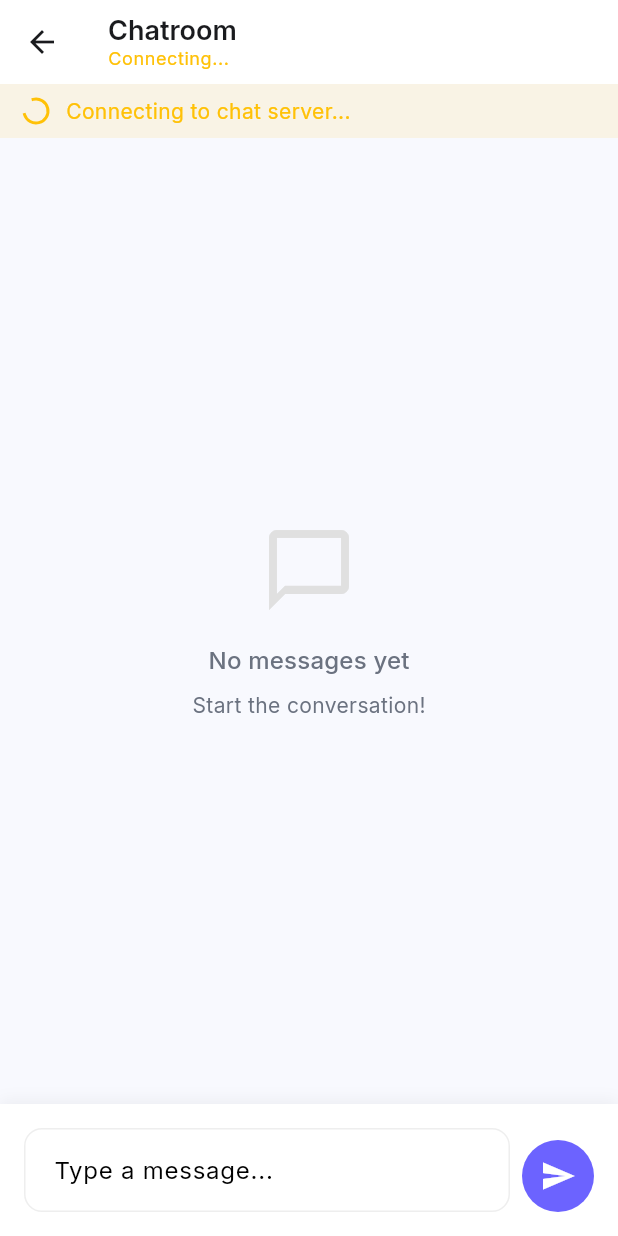
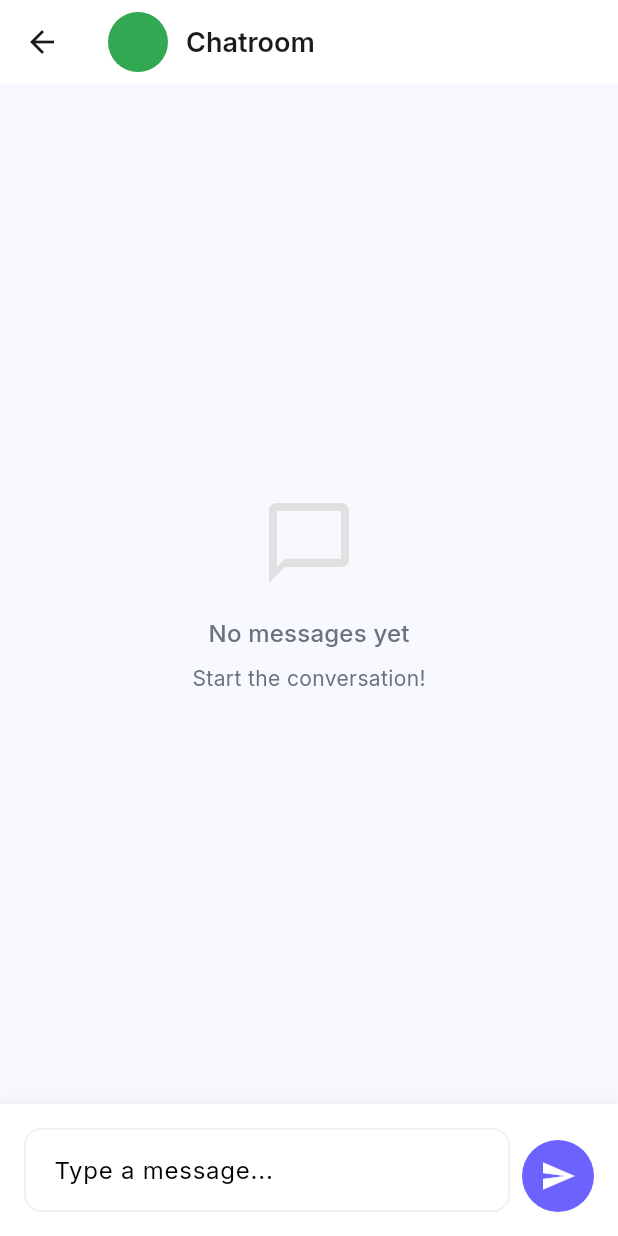
Before and after one commit to h0pemaker/minimal_websocket_client, a Flutter app: the ChatScreen screen opened directly with empty values, on a phone screen of 412 x 824 dp. Run offline on Flutter 3.47's test engine with Material 3 defaults, Android fonts, the light colour scheme and no system bars; our stand-ins replace google_fonts, shared_preferences, visibility_detector; missing offline and left inert: stomp_dart_client; accounts and stored records are empty.

Commit message:
Task: Implemented websocketclient initialization on app launch, removed the implementation from chat_screen, Task: create chatroom and add member to chatroom buttons added

```diff
--- a/lib/screens/chat_screen.dart
+++ b/lib/screens/chat_screen.dart
@@ -27,24 +27,11 @@ class _ChatScreenState extends State<ChatScreen> {
   final List<Message> _messages = [];
   final TextEditingController _messageController = TextEditingController();
   final ScrollController _scrollController = ScrollController();
-  bool _isConnecting = true;
 
   @override
   void initState() {
     super.initState();
-    _initializeWebSocket();
-  }
-
-  void _initializeWebSocket() {
-    widget.webSocketService.initialize(
-      userId: widget.userId,
-      onMessageReceived: _handleMessageReceived,
-      onConnected: () {
-        if (mounted) {
-          setState(() => _isConnecting = false);
-        }
-      },
-    );
+    widget.webSocketService.onMessageReceived = _handleMessageReceived;
   }
 
   void _handleMessageReceived(Message message) {
@@ -103,17 +90,28 @@ class _ChatScreenState extends State<ChatScreen> {
           icon: const Icon(Icons.arrow_back),
           onPressed: widget.onBack,
         ),
-        title: Column(
-          crossAxisAlignment: CrossAxisAlignment.start,
+        title: Row(
           children: [
-            Text(
-              'Chatroom ${widget.chatroom.id}',
-              style: theme.textTheme.titleLarge,
+            Hero(
+              tag: 'avatar-${widget.chatroom.id}',
+              child: CircleAvatar(
+                backgroundColor: _getAvatarColor(widget.chatroom.id),
+                child: Text(
+                  _getInitials(widget.chatroom.id),
+                  style: theme.textTheme.titleMedium?.copyWith(
+                    color: Colors.white,
+                    fontWeight: FontWeight.bold,
+                  ),
+                ),
+              ),
             ),
-            Text(
-              _isConnecting ? 'Connecting...' : 'Connected',
-              style: theme.textTheme.bodySmall?.copyWith(
-                color: _isConnecting ? AppColors.warning : AppColors.success,
+            const SizedBox(width: 12),
+            Expanded(
+              child: Text(
+                'Chatroom ${widget.chatroom.id}',
+                style: theme.textTheme.titleLarge,
+                overflow: TextOverflow.ellipsis,
+                maxLines: 1,
               ),
             ),
           ],
@@ -121,30 +119,6 @@ class _ChatScreenState extends State<ChatScreen> {
       ),
       body: Column(
         children: [
-          if (_isConnecting)
-            Container(
-              color: AppColors.warning.withOpacity(0.1),
-              padding: const EdgeInsets.symmetric(vertical: 8, horizontal: 16),
-              child: Row(
-                children: [
-                  const SizedBox(
-                    width: 16,
-                    height: 16,
-                    child: CircularProgressIndicator(
-                      strokeWidth: 2,
-                      valueColor: AlwaysStoppedAnimation<Color>(AppColors.warning),
-                    ),
-                  ),
-                  const SizedBox(width: 12),
-                  Text(
-                    'Connecting to chat server...',
-                    style: theme.textTheme.bodyMedium?.copyWith(
-                      color: AppColors.warning,
-                    ),
-                  ),
-                ],
-              ),
-            ),
           Expanded(
             child: _messages.isEmpty
                 ? Center(
@@ -234,4 +208,20 @@ class _ChatScreenState extends State<ChatScreen> {
       ),
     );
   }
+
+  Color _getAvatarColor(String chatroomId) {
+    final colors = [
+      AppColors.primary,
+      AppColors.secondary,
+      AppColors.accent,
+      AppColors.info,
+      AppColors.success,
+    ];
+    final colorIndex = chatroomId.hashCode % colors.length;
+    return colors[colorIndex];
+  }
+
+  String _getInitials(String chatroomId) {
+    return chatroomId.length > 2 ? chatroomId.substring(0, 2).toUpperCase() : chatroomId.toUpperCase();
+  }
 }
```
Also changed, not shown: lib/main.dart (+21 -1 lines), lib/screens/chatroom_list_screen.dart (+219 -46 lines), lib/services/chat_service.dart (+43 -0 lines), lib/services/websocket_service.dart (+12 -4 lines).
